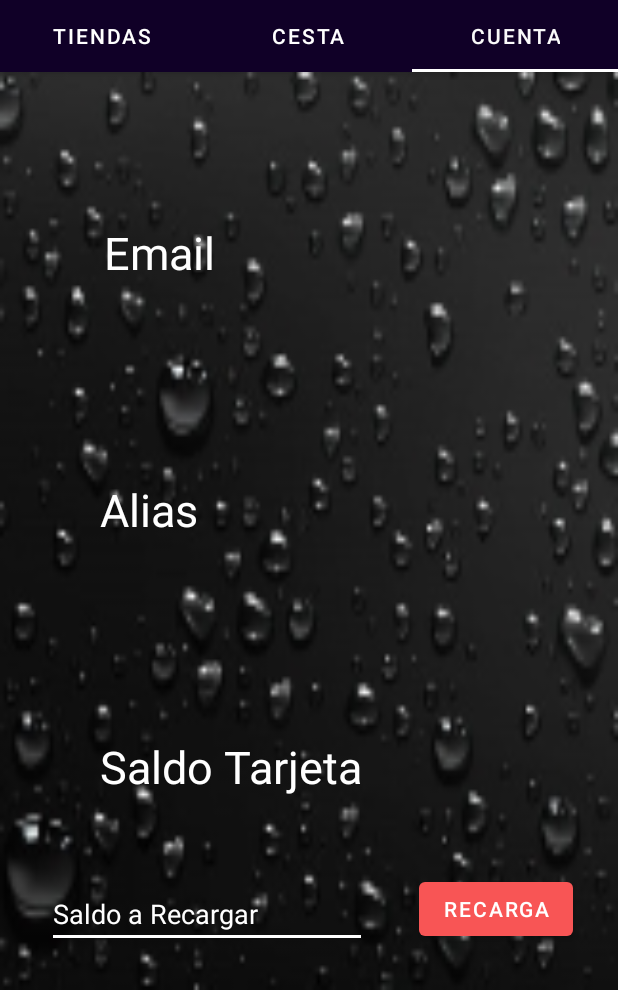
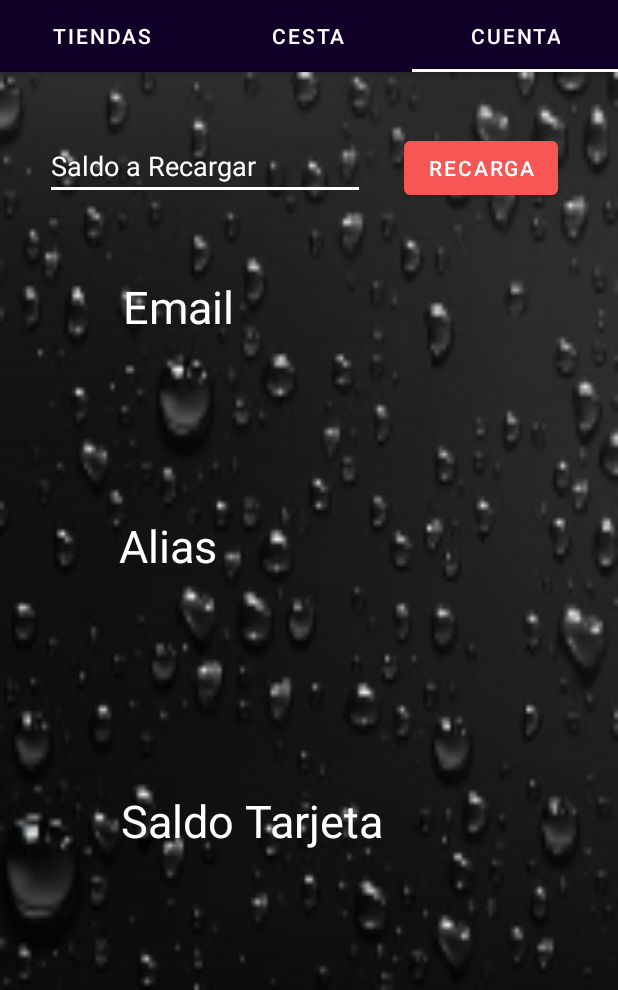
Before and after one commit to Sirsergiomr/Gestion_Mencartil, an Android app: the screen it shows after launch once a user with an empty profile is signed in (MainActivity), tab 3 chosen, on a phone screen of 412 x 824 dp, the part 246-1236 px from its top. Run offline under Robolectric (Android 15) with nearby library versions, the phone set to English and light mode, and no system bars; our stand-ins replace Firebase (no records; nobody signed in at launch, a user with empty details on screens opened directly).

Commit message:
Recarga completita bb

```diff
--- a/app/src/main/res/layout/fragment_cuenta.xml
+++ b/app/src/main/res/layout/fragment_cuenta.xml
@@ -49,15 +49,33 @@
         android:layout_height="wrap_content"
         android:layout_marginStart="50dp"
         android:layout_marginLeft="50dp"
-        android:layout_marginTop="100dp"
+        android:layout_marginTop="136dp"
         android:layout_marginEnd="250dp"
         android:layout_marginRight="250dp"
         android:text="Email"
         android:textColor="#FFFFFF"
         android:textSize="30sp"
         app:layout_constraintEnd_toEndOf="parent"
+        app:layout_constraintHorizontal_bias="0.837"
         app:layout_constraintStart_toStartOf="parent"
         app:layout_constraintTop_toTopOf="parent" />
+
+    <TextView
+        android:id="@+id/SaldoView"
+        android:layout_width="wrap_content"
+        android:layout_height="wrap_content"
+        android:layout_marginStart="100dp"
+        android:layout_marginLeft="100dp"
+        android:layout_marginTop="92dp"
+        android:layout_marginEnd="250dp"
+        android:layout_marginRight="250dp"
+        android:text="Saldo Tarjeta"
+        android:textColor="#FFFFFF"
+        android:textSize="30sp"
+        app:layout_constraintEnd_toEndOf="parent"
+        app:layout_constraintHorizontal_bias="0.173"
+        app:layout_constraintStart_toStartOf="parent"
+        app:layout_constraintTop_toBottomOf="@+id/AliasTxtView" />
 
     <TextView
         android:id="@+id/AliasView"
@@ -65,45 +83,28 @@
         android:layout_height="wrap_content"
         android:layout_marginStart="35dp"
         android:layout_marginLeft="35dp"
-        android:layout_marginTop="80dp"
+        android:layout_marginTop="68dp"
         android:layout_marginEnd="250dp"
         android:layout_marginRight="250dp"
         android:text="Alias"
         android:textColor="#FFFFFF"
         android:textSize="30sp"
         app:layout_constraintEnd_toEndOf="parent"
-        app:layout_constraintHorizontal_bias="0.507"
+        app:layout_constraintHorizontal_bias="0.716"
         app:layout_constraintStart_toStartOf="parent"
         app:layout_constraintTop_toBottomOf="@+id/EmailTxtView" />
-
-    <TextView
-        android:id="@+id/SaldoView"
-        android:layout_width="wrap_content"
-        android:layout_height="wrap_content"
-        android:layout_marginStart="100dp"
-        android:layout_marginLeft="100dp"
-        android:layout_marginTop="80dp"
-        android:layout_marginEnd="250dp"
-        android:layout_marginRight="250dp"
-        android:text="Saldo Tarjeta"
-        android:textColor="#FFFFFF"
-        android:textSize="30sp"
-        app:layout_constraintEnd_toEndOf="parent"
-        app:layout_constraintHorizontal_bias="0.301"
-        app:layout_constraintStart_toStartOf="parent"
-        app:layout_constraintTop_toBottomOf="@+id/AliasTxtView" />
 
     <Button
         android:id="@+id/RecargaSaldoButton"
         android:layout_width="wrap_content"
         android:layout_height="wrap_content"
-        android:layout_marginEnd="30dp"
-        android:layout_marginRight="30dp"
-        android:layout_marginBottom="30dp"
+        android:layout_marginTop="40dp"
+        android:layout_marginEnd="40dp"
+        android:layout_marginRight="40dp"
         android:text="Recarga"
         app:backgroundTint="#F85555"
-        app:layout_constraintBottom_toBottomOf="parent"
-        app:layout_constraintEnd_toEndOf="parent" />
+        app:layout_constraintEnd_toEndOf="parent"
+        app:layout_constraintTop_toTopOf="parent" />
 
     <EditText
         android:id="@+id/SaldoRecargaEditText"
@@ -111,18 +112,18 @@
         android:layout_height="wrap_content"
         android:layout_marginStart="30dp"
         android:layout_marginLeft="30dp"
+        android:layout_marginTop="40dp"
         android:layout_marginEnd="30dp"
         android:layout_marginRight="30dp"
-        android:layout_marginBottom="28dp"
         android:backgroundTint="@color/white"
         android:ems="10"
         android:hint="Saldo a Recargar"
         android:inputType="textPersonName"
         android:textColor="#FFFFFF"
         android:textColorHint="#FFFFFF"
-        app:layout_constraintBottom_toBottomOf="parent"
         app:layout_constraintEnd_toStartOf="@+id/RecargaSaldoButton"
-        app:layout_constraintHorizontal_bias="0.25"
-        app:layout_constraintStart_toStartOf="parent" />
+        app:layout_constraintHorizontal_bias="0.0"
+        app:layout_constraintStart_toStartOf="parent"
+        app:layout_constraintTop_toTopOf="parent" />
 
 </androidx.constraintlayout.widget.ConstraintLayout>
```
